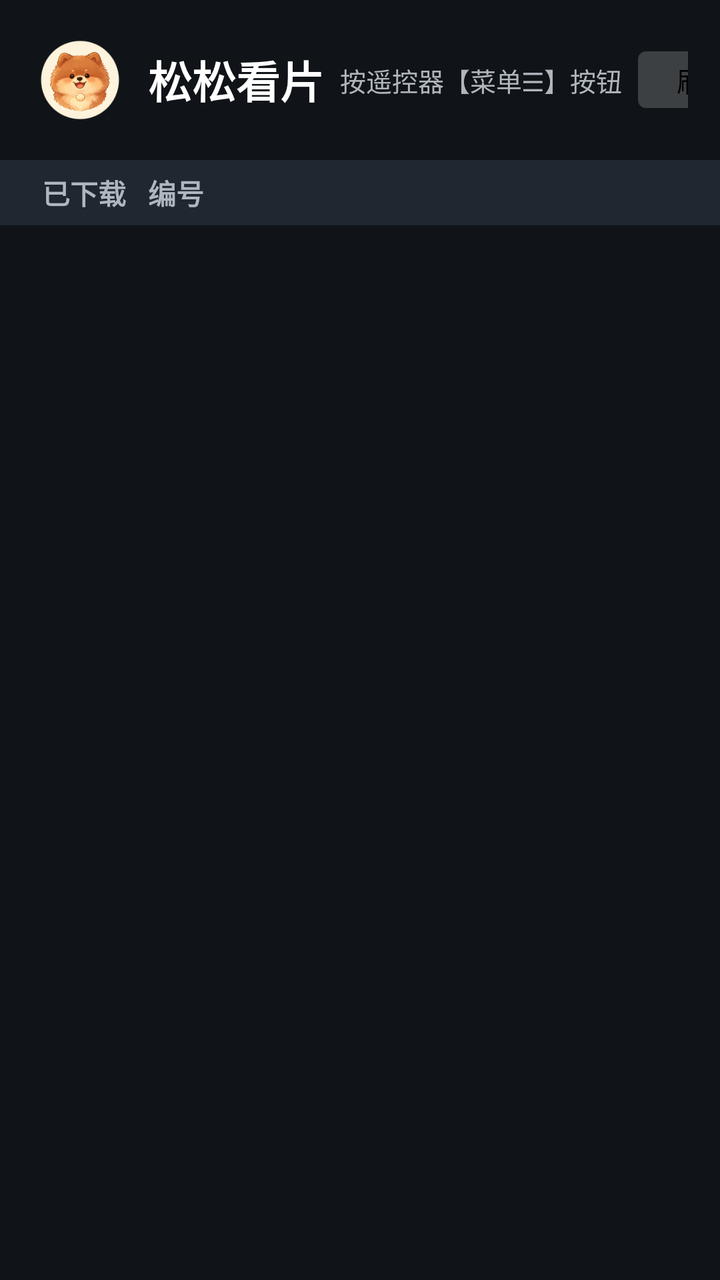
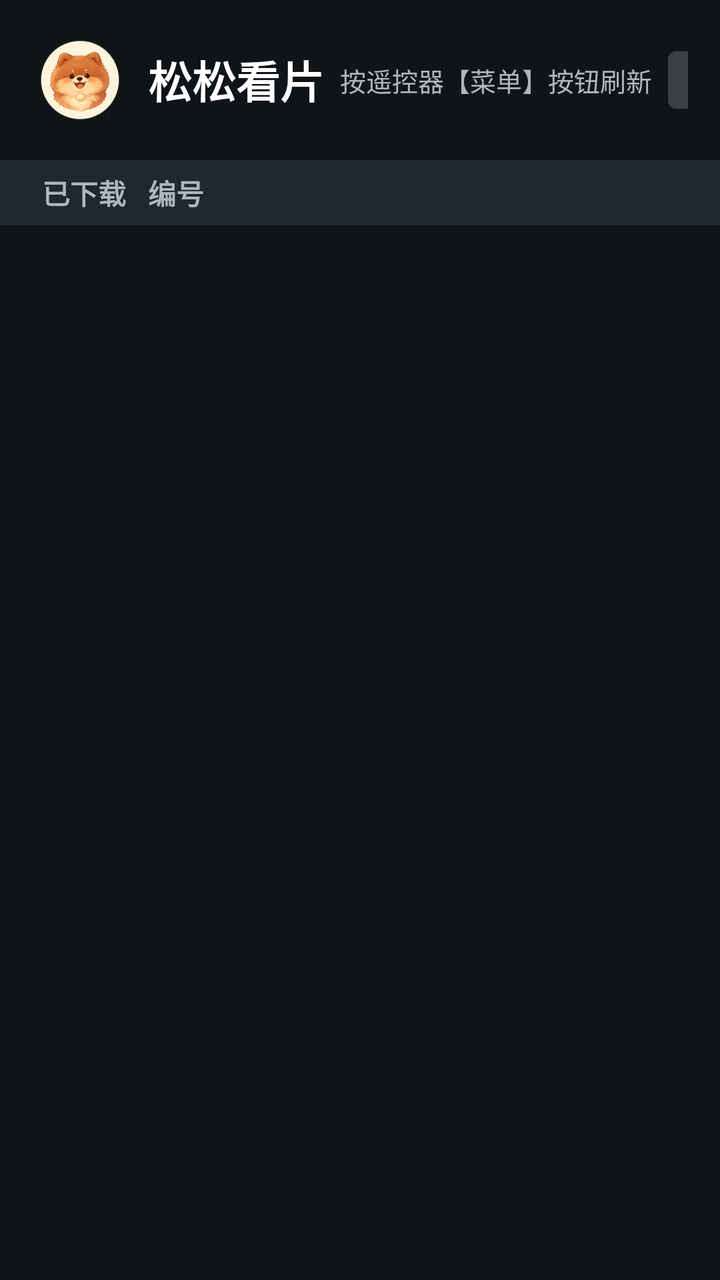

The first picture is an Android layout as it rendered before a commit; the second is the same layout after the commit. The layout source and the unified diff follow.
<!-- AndroidManifest.xml: application theme Theme.MailM3U8 -->
<!-- res/layout/activity_list.xml -->
<?xml version="1.0" encoding="utf-8"?>
<LinearLayout xmlns:android="http://schemas.android.com/apk/res/android"
    android:layout_width="match_parent"
    android:layout_height="match_parent"
    android:orientation="vertical"
    android:background="@color/bg">

    
    <LinearLayout
        android:layout_width="match_parent"
        android:layout_height="wrap_content"
        android:orientation="horizontal"
        android:gravity="center_vertical"
        android:padding="16dp">

        
        <ImageView
            android:id="@+id/ivIcon"
            android:layout_width="48dp"
            android:layout_height="48dp"
            android:layout_marginEnd="10dp"
            android:background="@drawable/bg_icon_focus"
            android:contentDescription="@string/app_name"
            android:focusable="true"
            android:focusableInTouchMode="true"
            android:padding="3dp"
            android:src="@drawable/ic_head" />

        <TextView
            android:id="@+id/tvTitle"
            android:layout_width="wrap_content"
            android:layout_height="wrap_content"
            android:text="@string/app_name"
            android:textColor="@color/text_primary"
            android:textSize="22sp"
            android:textStyle="bold" />

        
        <TextView
            android:id="@+id/tvVersion"
            android:layout_width="wrap_content"
            android:layout_height="wrap_content"
            android:layout_marginStart="8dp"
            android:text=""
            android:textColor="@color/text_secondary"
            android:textSize="14sp" />

        <View
            android:layout_width="0dp"
            android:layout_height="1dp"
            android:layout_weight="1" />

        <TextView
            android:layout_width="wrap_content"
            android:layout_height="wrap_content"
            android:text="按遥控器【菜单☰】按钮"
            android:textColor="@color/text_secondary"
            android:textSize="13sp"
            android:layout_marginEnd="8dp" />

        <Button
            android:id="@+id/btnRefresh"
            android:layout_width="84dp"
            android:layout_height="wrap_content"
            android:focusable="true"
            android:focusableInTouchMode="true"
            android:background="@drawable/bg_btn_selector"
            android:gravity="center"
            android:textSize="14sp"
            android:minWidth="0dp"
            android:minHeight="0dp"
            android:paddingTop="4dp"
            android:paddingBottom="4dp"
            android:text="@string/action_refresh" />

        <Button
            android:id="@+id/btnSettings"
            android:layout_width="84dp"
            android:layout_height="wrap_content"
            android:layout_marginStart="12dp"
            android:focusable="true"
            android:focusableInTouchMode="true"
            android:background="@drawable/bg_btn_selector"
            android:gravity="center"
            android:textSize="14sp"
            android:minWidth="0dp"
            android:minHeight="0dp"
            android:paddingTop="4dp"
            android:paddingBottom="4dp"
            android:text="@string/action_settings" />

        <Button
            android:id="@+id/btnSearch"
            android:layout_width="84dp"
            android:layout_height="wrap_content"
            android:layout_marginStart="12dp"
            android:focusable="true"
            android:focusableInTouchMode="true"
            android:background="@drawable/bg_btn_selector"
            android:gravity="center"
            android:textSize="14sp"
            android:minWidth="0dp"
            android:minHeight="0dp"
            android:paddingTop="4dp"
            android:paddingBottom="4dp"
            android:text="@string/action_search" />
    </LinearLayout>

    
    <LinearLayout
        android:layout_width="match_parent"
        android:layout_height="wrap_content"
        android:orientation="horizontal"
        android:gravity="center_vertical"
        android:background="@color/bg_header"
        android:paddingStart="10dp"
        android:paddingEnd="10dp"
        android:paddingTop="6dp"
        android:paddingBottom="6dp">

        
        <TextView
            android:layout_width="64dp"
            android:layout_height="wrap_content"
            android:text="@string/dl_col_downloaded"
            android:textColor="@color/text_secondary"
            android:textSize="14sp"
            android:textStyle="bold"
            android:gravity="center" />

        <TextView
            android:layout_width="72dp"
            android:layout_height="wrap_content"
            android:text="编号"
            android:textColor="@color/text_secondary"
            android:textSize="14sp"
            android:textStyle="bold"
            android:fontFamily="monospace" />

        <LinearLayout
            android:id="@+id/llHeaderFields"
            android:layout_width="0dp"
            android:layout_height="wrap_content"
            android:layout_weight="1"
            android:orientation="horizontal"
            android:gravity="center_vertical" />

        
        <View
            android:layout_width="84dp"
            android:layout_height="1dp" />

        
        <View
            android:layout_width="84dp"
            android:layout_height="1dp"
            android:layout_marginStart="6dp" />

        
        <View
            android:layout_width="56dp"
            android:layout_height="1dp"
            android:layout_marginStart="6dp" />
    </LinearLayout>

    <androidx.recyclerview.widget.RecyclerView
        android:id="@+id/rvList"
        android:layout_width="match_parent"
        android:layout_height="0dp"
        android:layout_weight="1"
        android:clipToPadding="false"
        android:paddingBottom="8dp"
        android:scrollbars="vertical" />

    <TextView
        android:id="@+id/tvEmpty"
        android:layout_width="match_parent"
        android:layout_height="0dp"
        android:layout_weight="1"
        android:gravity="center"
        android:text="@string/empty_hint"
        android:textColor="@color/text_secondary"
        android:textSize="18sp"
        android:visibility="gone" />
</LinearLayout>
<!-- resources referenced by this layout -->
<resources>
  <color name="bg">#FF101418</color>
  <color name="bg_header">#FF202730</color>
  <color name="text_primary">#FFFFFFFF</color>
  <color name="text_secondary">#FFB0B6BE</color>
  <!-- drawable bg_btn_selector (drawable) -->
  <?xml version="1.0" encoding="utf-8"?>
  <selector xmlns:android="http://schemas.android.com/apk/res/android">
      <item android:state_focused="true" android:drawable="@drawable/btn_focused" />
      <item android:state_pressed="true" android:drawable="@drawable/btn_focused" />
      <item android:drawable="@drawable/btn_normal" />
  </selector>
  <!-- drawable bg_icon_focus (drawable) -->
  <?xml version="1.0" encoding="utf-8"?>
  <selector xmlns:android="http://schemas.android.com/apk/res/android">
      
      <item android:state_focused="true">
          <shape android:shape="rectangle">
              <stroke android:width="3dp" android:color="#FFD700" />
              <corners android:radius="12dp" />
              <solid android:color="#00000000" />
          </shape>
      </item>
      <item>
          <shape android:shape="rectangle">
              <solid android:color="#00000000" />
          </shape>
      </item>
  </selector>
  <!-- drawable ic_head: png bitmap (drawable-hdpi, 9445 bytes) -->
  <string name="action_refresh">刷新🔄</string>
  <string name="action_search">搜索🔎</string>
  <string name="action_settings">设置⚙️</string>
  <string name="app_name">松松看片</string>
  <string name="dl_col_downloaded">已下载</string>
  <string name="empty_hint">暂无影片。投递一封 [TV投递] 邮件后按刷新键。</string>
  <style name="Theme.MailM3U8" parent="Theme.Leanback">
          <item name="android:windowBackground">@color/bg</item>
          <item name="android:colorBackground">@color/bg</item>
          <item name="android:textColorPrimary">@color/text_primary</item>
      </style>
  <!-- drawable btn_focused (drawable) -->
  <?xml version="1.0" encoding="utf-8"?>
  <shape xmlns:android="http://schemas.android.com/apk/res/android"
      android:shape="rectangle">
      <solid android:color="@color/btn_focused_bg" />
      <corners android:radius="4dp" />
  </shape>
  <!-- drawable btn_normal (drawable) -->
  <?xml version="1.0" encoding="utf-8"?>
  <shape xmlns:android="http://schemas.android.com/apk/res/android"
      android:shape="rectangle">
      <solid android:color="@color/btn_normal_bg" />
      <corners android:radius="4dp" />
  </shape>
  <color name="btn_focused_bg">#FF1E88E5</color>
  <color name="btn_normal_bg">#FF3C4043</color>
</resources>

<!-- the commit's change to res/layout/activity_list.xml (unified diff, before → after) -->
@@ -53,7 +53,7 @@
         <TextView
             android:layout_width="wrap_content"
             android:layout_height="wrap_content"
-            android:text="按遥控器【菜单☰】按钮"
+            android:text="按遥控器【菜单】按钮刷新"
             android:textColor="@color/text_secondary"
             android:textSize="13sp"
             android:layout_marginEnd="8dp" />
<!-- resource entries referenced after the edit -->
@@ -29,9 +29,9 @@
       </item>
   </selector>
   <!-- drawable ic_head: png bitmap (drawable-hdpi, 9445 bytes) -->
-  <string name="action_refresh">刷新🔄</string>
-  <string name="action_search">搜索🔎</string>
-  <string name="action_settings">设置⚙️</string>
+  <string name="action_refresh">刷新</string>
+  <string name="action_search">搜索</string>
+  <string name="action_settings">设置</string>
   <string name="app_name">松松看片</string>
   <string name="dl_col_downloaded">已下载</string>
   <string name="empty_hint">暂无影片。投递一封 [TV投递] 邮件后按刷新键。</string>
